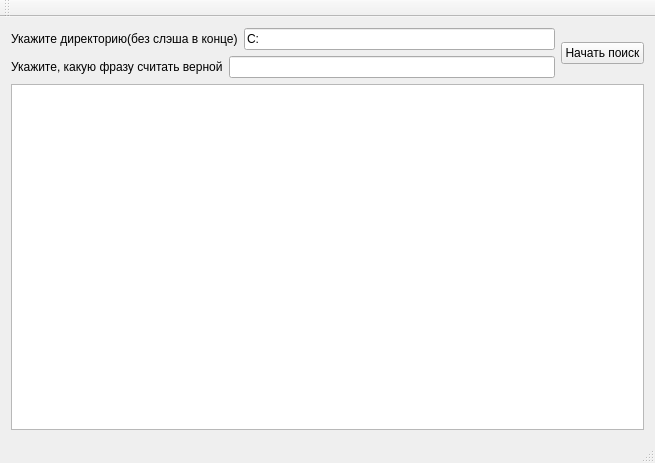
Old version of the form mainwindow.ui in the repository alphatroya/QtCheckFile.
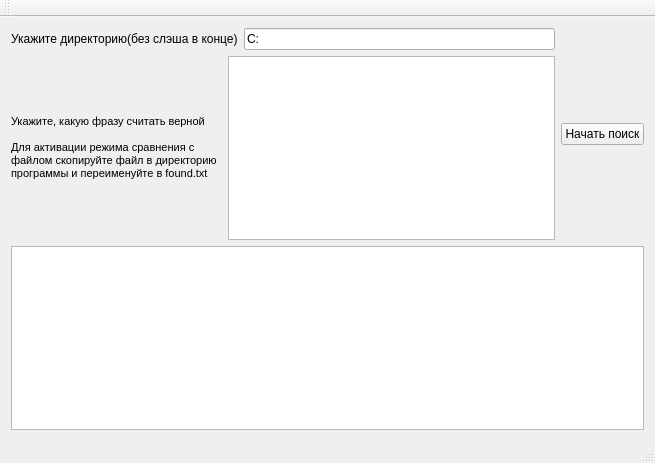
New version of the form.

```diff
--- a/mainwindow.ui
+++ b/mainwindow.ui
@@ -68,19 +68,20 @@
                </size>
               </property>
               <property name="text">
-               <string>Укажите, какую фразу считать верной</string>
+               <string>&lt;!DOCTYPE HTML PUBLIC &quot;-//W3C//DTD HTML 4.0//EN&quot; &quot;http://www.w3.org/TR/REC-html40/strict.dtd&quot;&gt;
+&lt;html&gt;&lt;head&gt;&lt;meta name=&quot;qrichtext&quot; content=&quot;1&quot; /&gt;&lt;style type=&quot;text/css&quot;&gt;
+p, li { white-space: pre-wrap; }
+&lt;/style&gt;&lt;/head&gt;&lt;body style=&quot; font-family:'MS Shell Dlg 2'; font-size:8.25pt; font-weight:400; font-style:normal;&quot;&gt;
+&lt;p style=&quot; margin-top:0px; margin-bottom:0px; margin-left:0px; margin-right:0px; -qt-block-indent:0; text-indent:0px;&quot;&gt;&lt;span style=&quot; font-size:8pt;&quot;&gt;Укажите, какую фразу считать верной&lt;/span&gt;&lt;/p&gt;
+&lt;p style=&quot;-qt-paragraph-type:empty; margin-top:0px; margin-bottom:0px; margin-left:0px; margin-right:0px; -qt-block-indent:0; text-indent:0px; font-size:8pt;&quot;&gt;&lt;/p&gt;
+&lt;p style=&quot; margin-top:0px; margin-bottom:0px; margin-left:0px; margin-right:0px; -qt-block-indent:0; text-indent:0px;&quot;&gt;&lt;span style=&quot; font-size:8pt;&quot;&gt;Для активации режима сравнения с &lt;/span&gt;&lt;/p&gt;
+&lt;p style=&quot; margin-top:0px; margin-bottom:0px; margin-left:0px; margin-right:0px; -qt-block-indent:0; text-indent:0px;&quot;&gt;&lt;span style=&quot; font-size:8pt;&quot;&gt;файлом скопируйте файл в директорию &lt;/span&gt;&lt;/p&gt;
+&lt;p style=&quot; margin-top:0px; margin-bottom:0px; margin-left:0px; margin-right:0px; -qt-block-indent:0; text-indent:0px;&quot;&gt;&lt;span style=&quot; font-size:8pt;&quot;&gt;программы и переименуйте в found.txt&lt;/span&gt;&lt;/p&gt;&lt;/body&gt;&lt;/html&gt;</string>
               </property>
              </widget>
             </item>
             <item>
-             <widget class="QLineEdit" name="lineEdit_2">
-              <property name="minimumSize">
-               <size>
-                <width>250</width>
-                <height>0</height>
-               </size>
-              </property>
-             </widget>
+             <widget class="QTextEdit" name="textEdit_2"/>
             </item>
            </layout>
           </item>
```
